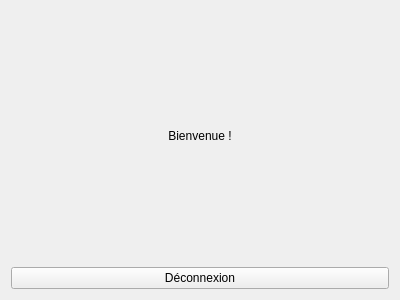
Qt form TP1/result.ui (mamekhady515-ops/R309) before a commit.
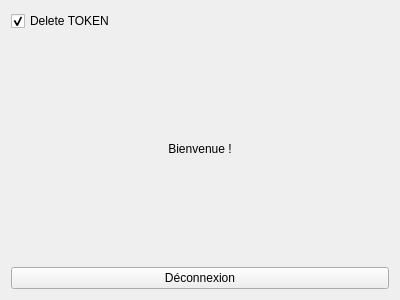
The same form after that commit.

Commit message: TP1 exo2.2: case Delete TOKEN et verification du token existant

```diff
--- a/TP1/result.ui
+++ b/TP1/result.ui
@@ -14,6 +14,16 @@
    <string>Form</string>
   </property>
   <layout class="QVBoxLayout" name="verticalLayout">
+   <item>
+    <widget class="QCheckBox" name="chkDeleteToken">
+     <property name="text">
+      <string>Delete TOKEN</string>
+     </property>
+     <property name="checked">
+      <bool>true</bool>
+     </property>
+    </widget>
+   </item>
    <item>
     <widget class="QLabel" name="lblTitle">
      <property name="text">
```
The commit also changes 2 other files.
